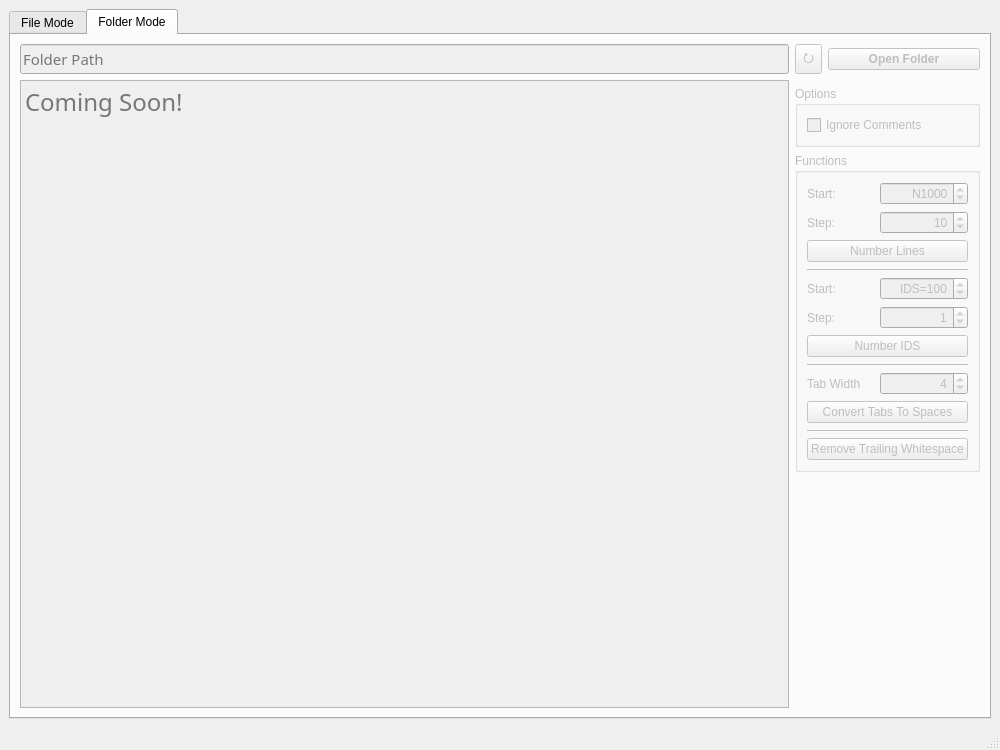
This is src/ui/MainWindow.ui in tschneiderr/cnc-tool as Qt 5 draws it before an edit. The edited form follows.
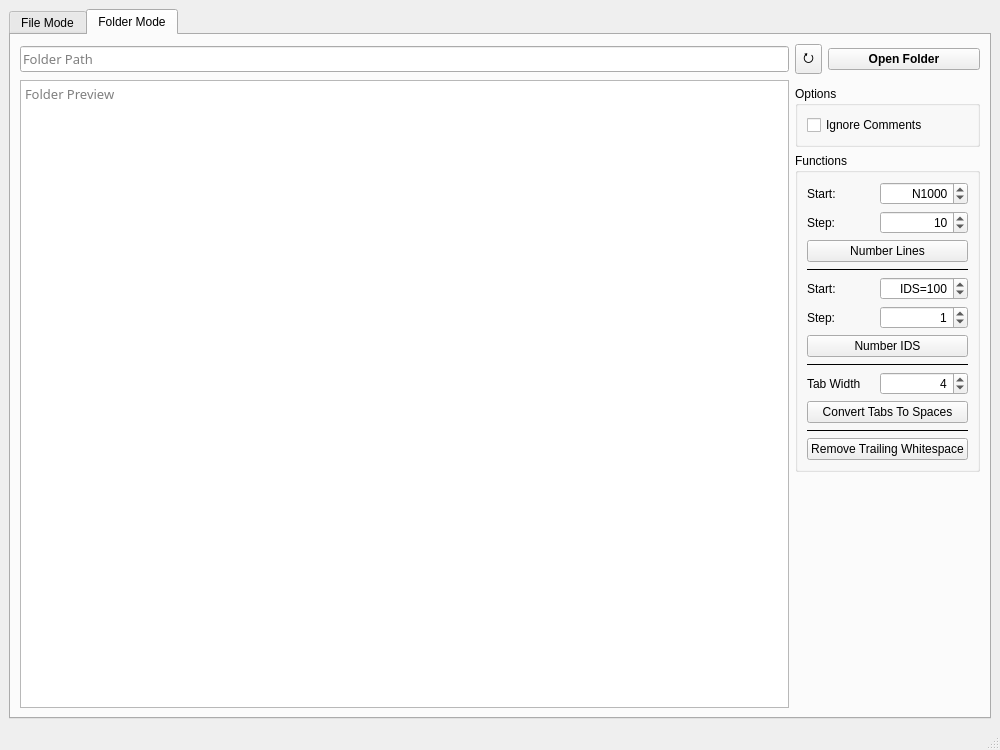
This is the edited form. The open tabs and pages were chosen to show the change.

Commit message: Enable folder tab, reduce font sizes

```diff
--- a/src/ui/MainWindow.ui
+++ b/src/ui/MainWindow.ui
@@ -357,9 +357,6 @@
        </layout>
       </widget>
       <widget class="QWidget" name="tab_folder_mode">
-       <property name="enabled">
-        <bool>false</bool>
-       </property>
        <attribute name="title">
         <string>Folder Mode</string>
        </attribute>
@@ -399,7 +396,7 @@
             <property name="font">
              <font>
               <family>Cascadia Mono Light</family>
-              <pointsize>11</pointsize>
+              <pointsize>10</pointsize>
              </font>
             </property>
             <property name="readOnly">
@@ -415,7 +412,7 @@
             <property name="font">
              <font>
               <family>Cascadia Mono Light</family>
-              <pointsize>18</pointsize>
+              <pointsize>10</pointsize>
              </font>
             </property>
             <property name="lineWrapMode">
@@ -428,7 +425,7 @@
              <double>40.000000000000000</double>
             </property>
             <property name="placeholderText">
-             <string>Coming Soon!</string>
+             <string>Folder Preview</string>
             </property>
            </widget>
           </item>
```
Left out of the diff: 4 changed lines with no effect on the pictures. The commit also changes 1 other file.
